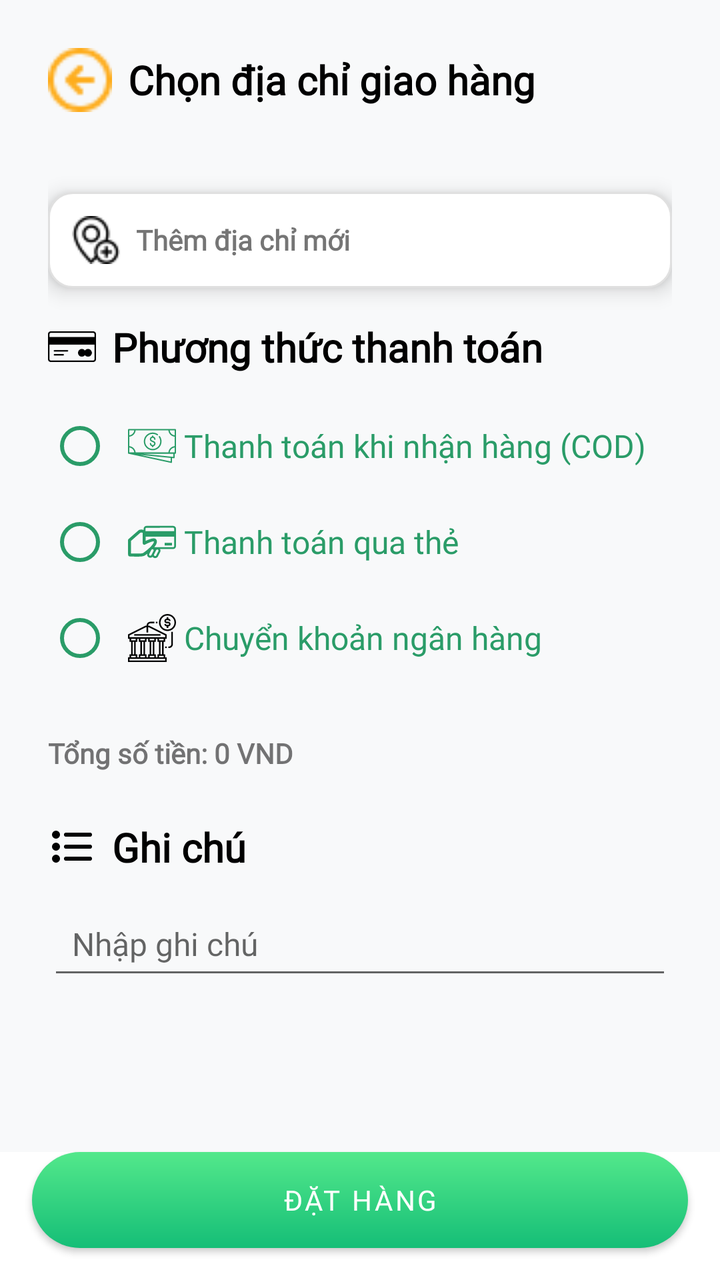
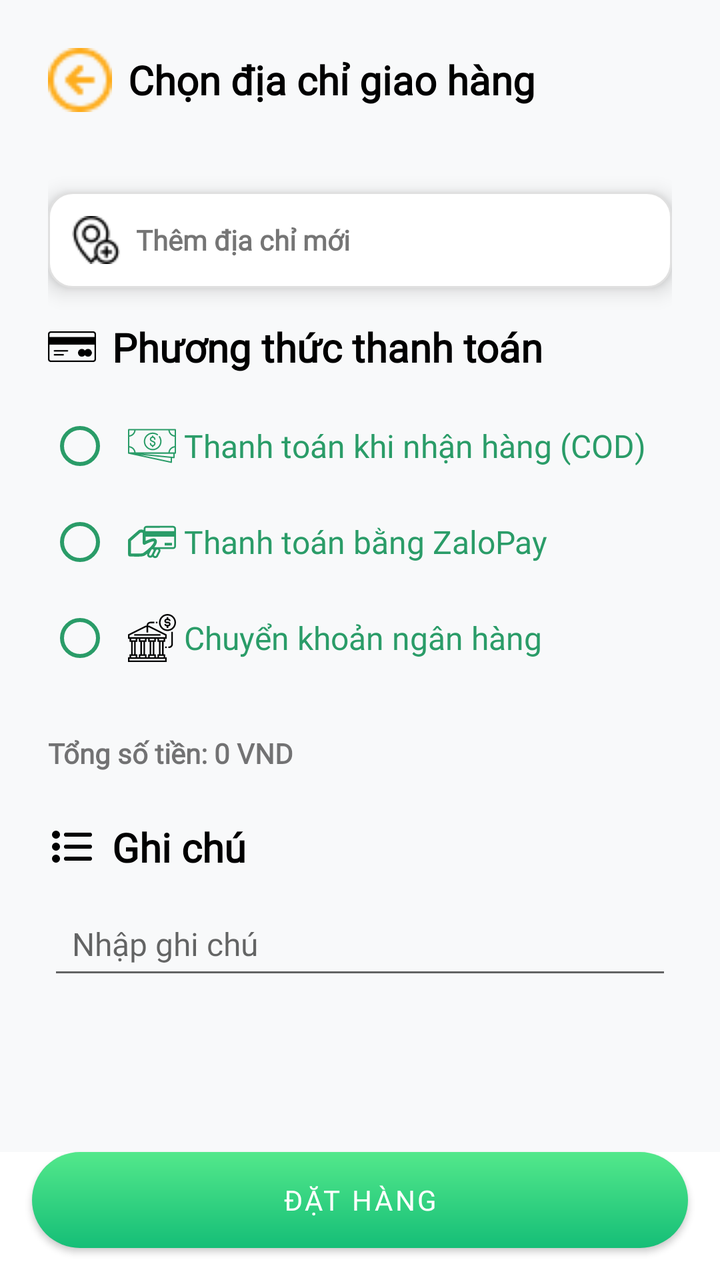

Compare the two renders of this Android layout. The source of the first and the diff that turns it into the second are given below.
<!-- AndroidManifest.xml: application theme Theme.MyApplication -->
<!-- res/layout/activity_checkout.xml -->
<?xml version="1.0" encoding="utf-8"?>
<androidx.constraintlayout.widget.ConstraintLayout xmlns:android="http://schemas.android.com/apk/res/android"
    xmlns:app="http://schemas.android.com/apk/res-auto"
    xmlns:tools="http://schemas.android.com/tools"
    android:layout_width="match_parent"
    android:layout_height="match_parent"
    tools:context=".CheckoutActivity">

    
    <androidx.core.widget.NestedScrollView
        android:id="@+id/nestedScrollView"
        android:layout_width="0dp"
        android:layout_height="0dp"
        android:background="@color/bg_light"
        android:padding="16dp"
        app:layout_constraintTop_toTopOf="parent"
        app:layout_constraintBottom_toTopOf="@id/btnConfirm"
        app:layout_constraintStart_toStartOf="parent"
        app:layout_constraintEnd_toEndOf="parent">

        <LinearLayout
            android:layout_width="match_parent"
            android:layout_height="wrap_content"
            android:orientation="vertical"
            android:padding="8dp">

            
            <LinearLayout
                android:layout_width="match_parent"
                android:layout_height="wrap_content"
                android:orientation="horizontal"
                android:gravity="center_vertical"
                android:layout_marginBottom="12dp">

                <ImageView
                    android:id="@+id/btnArrowBack"
                    android:layout_width="32dp"
                    android:layout_height="32dp"
                    android:src="@drawable/arrowleft"
                    android:layout_marginEnd="8dp" />

                <TextView
                    android:id="@+id/tvSavedAddresses"
                    android:layout_width="wrap_content"
                    android:layout_height="wrap_content"
                    android:text="Chọn địa chỉ giao hàng"
                    app:fontFamily="@font/poppins_bold"
                    style="@style/TitleTextStyle" />
            </LinearLayout>

            <androidx.recyclerview.widget.RecyclerView
                android:id="@+id/recyclerView"
                android:layout_width="match_parent"
                android:layout_height="wrap_content"
                android:layout_marginBottom="12dp"
                android:padding="8dp"
                android:clipToPadding="false" />

            
            <LinearLayout
                android:id="@+id/btnAddAddress"
                android:layout_width="match_parent"
                android:layout_height="wrap_content"
                android:gravity="center_vertical"
                android:padding="12dp"
                style="@style/CardStyle"
                android:layout_marginBottom="16dp">
                <ImageView
                    android:id="@+id/iconAddAddress"
                    android:layout_width="24dp"
                    android:layout_height="24dp"
                    android:layout_marginEnd="8dp"
                    android:src="@drawable/icon_new_address"
                    android:tint="@color/black" />
                <TextView
                    android:id="@+id/tvAddNewAddress"
                    android:layout_width="wrap_content"
                    android:layout_height="wrap_content"
                    android:text="Thêm địa chỉ mới"
                    app:fontFamily="@font/poppins_bold"
                    android:textStyle="bold" />
            </LinearLayout>

            
            <LinearLayout
                android:layout_width="match_parent"
                android:layout_height="wrap_content"
                android:orientation="horizontal"
                android:gravity="center_vertical"
                android:layout_marginBottom="12dp">
                <ImageView
                    android:layout_width="24dp"
                    android:layout_height="24dp"
                    android:src="@drawable/ic_debitcard"
                    android:tint="@color/black"
                    android:layout_marginEnd="8dp" />
                <TextView
                    android:id="@+id/tvPaymentMethod"
                    android:layout_width="wrap_content"
                    android:layout_height="wrap_content"
                    android:text="Phương thức thanh toán"
                    app:fontFamily="@font/poppins_bold"
                    style="@style/TitleTextStyle" />
            </LinearLayout>

            <RadioGroup
                android:id="@+id/rgPaymentMethod"
                android:layout_width="match_parent"
                android:layout_height="wrap_content"
                android:orientation="vertical"
                android:layout_marginBottom="24dp">
                <RadioButton
                    android:id="@+id/rbCash"
                    style="@style/RadioButtonStyle"
                    android:drawableLeft="@drawable/ic_cash"
                    android:drawablePadding="4dp"
                    android:paddingStart="8dp"
                    android:text="Thanh toán khi nhận hàng (COD)" />
                <RadioButton
                    android:id="@+id/rbCard"
                    style="@style/RadioButtonStyle"
                    android:drawableLeft="@drawable/ic_payment"
                    android:drawablePadding="4dp"
                    android:paddingStart="8dp"
                    android:text="Thanh toán qua thẻ" />
                <RadioButton
                    android:id="@+id/rbBankTransfer"
                    android:drawableLeft="@drawable/ic_bank_transfer"
                    android:drawablePadding="4dp"
                    android:paddingStart="8dp"
                    style="@style/RadioButtonStyle"
                    android:text="Chuyển khoản ngân hàng" />
            </RadioGroup>

            
            <TextView
                android:id="@+id/textTotalAmount"
                android:layout_width="wrap_content"
                android:layout_height="wrap_content"
                android:text="Tổng số tiền: 0 VND"
                android:textStyle="bold"
                app:fontFamily="@font/poppins_bold"
                android:layout_marginBottom="24dp" />

            
            <LinearLayout
                android:layout_width="match_parent"
                android:layout_height="wrap_content"
                android:orientation="horizontal"
                android:gravity="center_vertical"
                android:layout_marginBottom="12dp">
                <ImageView
                    android:layout_width="24dp"
                    android:layout_height="24dp"
                    android:src="@drawable/ic_list"
                    android:tint="@color/black"
                    android:layout_marginEnd="8dp" />
                <TextView
                    android:layout_width="wrap_content"
                    android:layout_height="wrap_content"
                    android:text="Ghi chú"
                    app:fontFamily="@font/poppins_bold"
                    style="@style/TitleTextStyle" />
            </LinearLayout>

            <EditText
                android:id="@+id/textNote"
                android:layout_width="match_parent"
                android:layout_height="wrap_content"
                android:hint="Nhập ghi chú"
                android:padding="12dp"
                android:textColor="@color/black"
                android:textSize="16sp"
                app:fontFamily="@font/poppins_regular"
                android:layout_marginBottom="24dp"/>

            
            <androidx.recyclerview.widget.RecyclerView
                android:id="@+id/recyclerViewCheckout"
                android:layout_width="match_parent"
                android:layout_height="200dp"
                android:layout_marginTop="16dp"
                android:padding="8dp" />
        </LinearLayout>
    </androidx.core.widget.NestedScrollView>

    
    <Button
        android:id="@+id/btnConfirm"
        android:layout_width="0dp"
        android:layout_height="wrap_content"
        android:layout_margin="16dp"
        android:background="@drawable/addtocartshape"
        app:backgroundTint="@null"
        app:fontFamily="@font/poppins_bold"
        app:layout_constraintBottom_toBottomOf="parent"
        app:layout_constraintStart_toStartOf="parent"
        app:layout_constraintEnd_toEndOf="parent"
        android:text="ĐẶT HÀNG" />
</androidx.constraintlayout.widget.ConstraintLayout>
<!-- resources referenced by this layout -->
<resources>
  <color name="bg_light">#F8F9FA</color>
  <color name="black">#FF000000</color>
  <!-- drawable addtocartshape (drawable) -->
  <shape xmlns:android="http://schemas.android.com/apk/res/android">
      <gradient
          android:startColor="#15BE77"
          android:endColor="#53E88B"
          android:angle="90" />
      <corners android:radius="40dp" />
  </shape>
  <!-- drawable ic_list (drawable) -->
  <vector xmlns:android="http://schemas.android.com/apk/res/android"
      android:width="24dp"
      android:height="24dp"
      android:viewportWidth="24"
      android:viewportHeight="24">
    <path
        android:pathData="M21,12L9,12M21,6L9,6M21,18L9,18M5,12C5,12.552 4.552,13 4,13C3.448,13 3,12.552 3,12C3,11.448 3.448,11 4,11C4.552,11 5,11.448 5,12ZM5,6C5,6.552 4.552,7 4,7C3.448,7 3,6.552 3,6C3,5.448 3.448,5 4,5C4.552,5 5,5.448 5,6ZM5,18C5,18.552 4.552,19 4,19C3.448,19 3,18.552 3,18C3,17.448 3.448,17 4,17C4.552,17 5,17.448 5,18Z"
        android:strokeLineJoin="round"
        android:strokeWidth="2"
        android:fillColor="#00000000"
        android:strokeColor="#000000"
        android:strokeLineCap="round"/>
  </vector>
  <style name="CardStyle">
              <item name="android:background">@drawable/card_background</item>
              <item name="android:orientation">horizontal</item>
              <item name="android:padding">12dp</item>
              <item name="android:elevation">6dp</item>
          </style>
  <style name="RadioButtonStyle">
              <item name="android:textColor">@color/purple_500</item>
              <item name="android:buttonTint">@color/purple_500</item>
              <item name="android:textSize">16sp</item>
              <item name="android:fontFamily">@font/poppins_bold</item>
          </style>
  <style name="TitleTextStyle" parent="BaseTextViewStyle">
              <item name="android:textSize">20sp</item>
              <item name="android:textStyle">bold</item>
              <item name="android:textColor">@color/black</item>
          </style>
  <style name="Theme.MyApplication" parent="Theme.MaterialComponents.DayNight.NoActionBar">
          
          <item name="colorPrimary">@color/purple_500</item>
          <item name="colorPrimaryVariant">@color/purple_700</item>
          <item name="colorOnPrimary">@color/white</item>
          
          <item name="colorSecondary">@color/teal_200</item>
          <item name="colorSecondaryVariant">@color/teal_700</item>
          <item name="colorOnSecondary">@color/black</item>
  
          
          <item name="android:statusBarColor" tools:targetApi="l">?attr/colorPrimaryVariant</item>
          
      </style>
  <!-- drawable card_background (drawable) -->
  <?xml version="1.0" encoding="utf-8"?>
  <shape xmlns:android="http://schemas.android.com/apk/res/android">
      
      <solid android:color="@color/white" />
  
      
      <corners android:radius="12dp" />
  
      <stroke android:color="@color/md_theme_background" android:width="1dp"/>
  
      
      <elevation android:color="@color/md_theme_background" android:radius="4dp"/>
  </shape>
  <color name="purple_500">#2A9C68</color>
  <style name="BaseTextViewStyle">
              <item name="android:textSize">16sp</item>
              <item name="android:textColor">@color/black</item>
          </style>
  <color name="purple_700">#6200EE</color>
  <color name="white">#FFFFFFFF</color>
  <color name="teal_200">#03DAC5</color>
  <color name="teal_700">#018786</color>
  <color name="md_theme_background">#E0E0E0</color>
  <!-- unchanged entries left out for length: 6 -->
</resources>

<!-- the commit's change to res/layout/activity_checkout.xml (unified diff, before → after) -->
@@ -122,7 +122,7 @@
                     android:drawableLeft="@drawable/ic_payment"
                     android:drawablePadding="4dp"
                     android:paddingStart="8dp"
-                    android:text="Thanh toán qua thẻ" />
+                    android:text="Thanh toán bằng ZaloPay" />
                 <RadioButton
                     android:id="@+id/rbBankTransfer"
                     android:drawableLeft="@drawable/ic_bank_transfer"
@@ -181,6 +181,13 @@
                 android:layout_height="200dp"
                 android:layout_marginTop="16dp"
                 android:padding="8dp" />
+
+            
+            <WebView
+                android:id="@+id/webView"
+                android:layout_width="match_parent"
+                android:layout_height="match_parent"
+                android:visibility="gone" />
         </LinearLayout>
     </androidx.core.widget.NestedScrollView>
 
